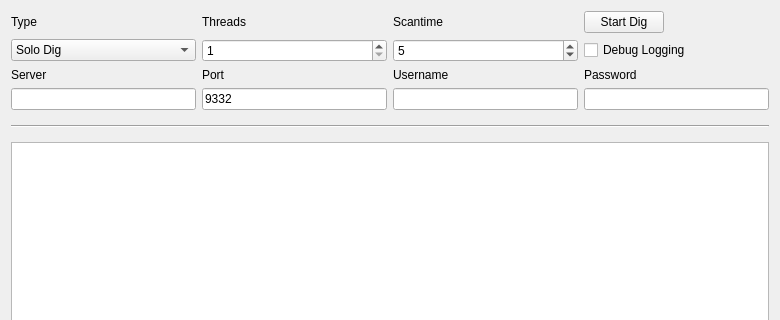
Qt form src/qt/forms/miningpage.ui (Jahare/Electric) before a commit; both pictures show x 0 to 780 and y 0 to 320 of the 780 by 636 pixel window.
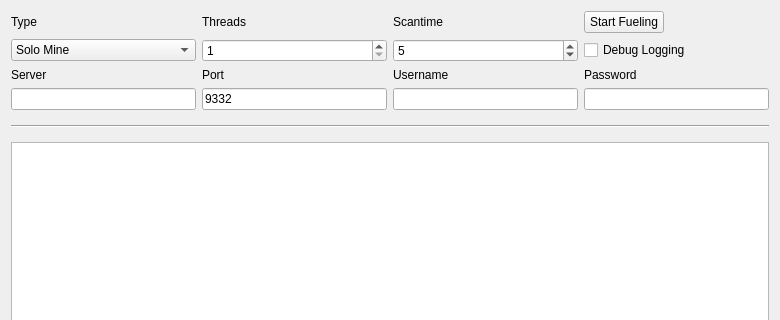
The same form after that commit.

Diff of the .ui file:
```diff
--- a/src/qt/forms/miningpage.ui
+++ b/src/qt/forms/miningpage.ui
@@ -83,7 +83,7 @@
       </sizepolicy>
      </property>
      <property name="text">
-      <string>Start Dig</string>
+      <string>Start Fueling</string>
      </property>
     </widget>
    </item>
@@ -202,7 +202,7 @@
      </property>
      <item>
       <property name="text">
-       <string>Solo Dig</string>
+       <string>Solo Mine</string>
       </property>
      </item>
      <item>
```
Left out of the diff: 4 changed lines with no effect on the pictures.
